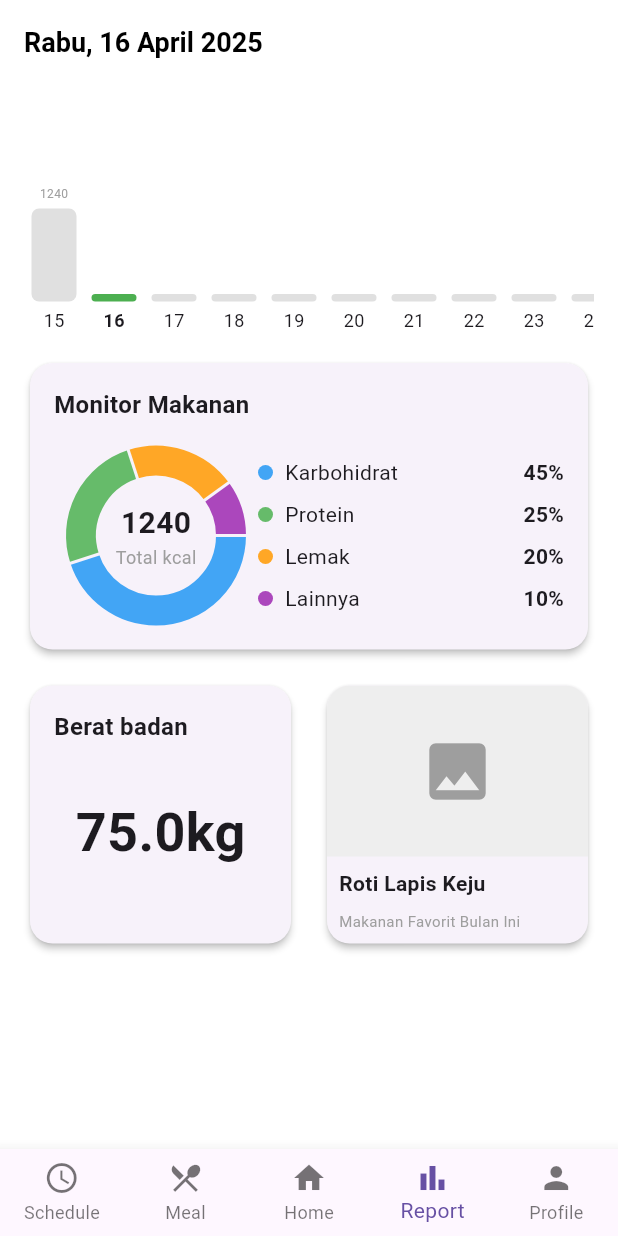
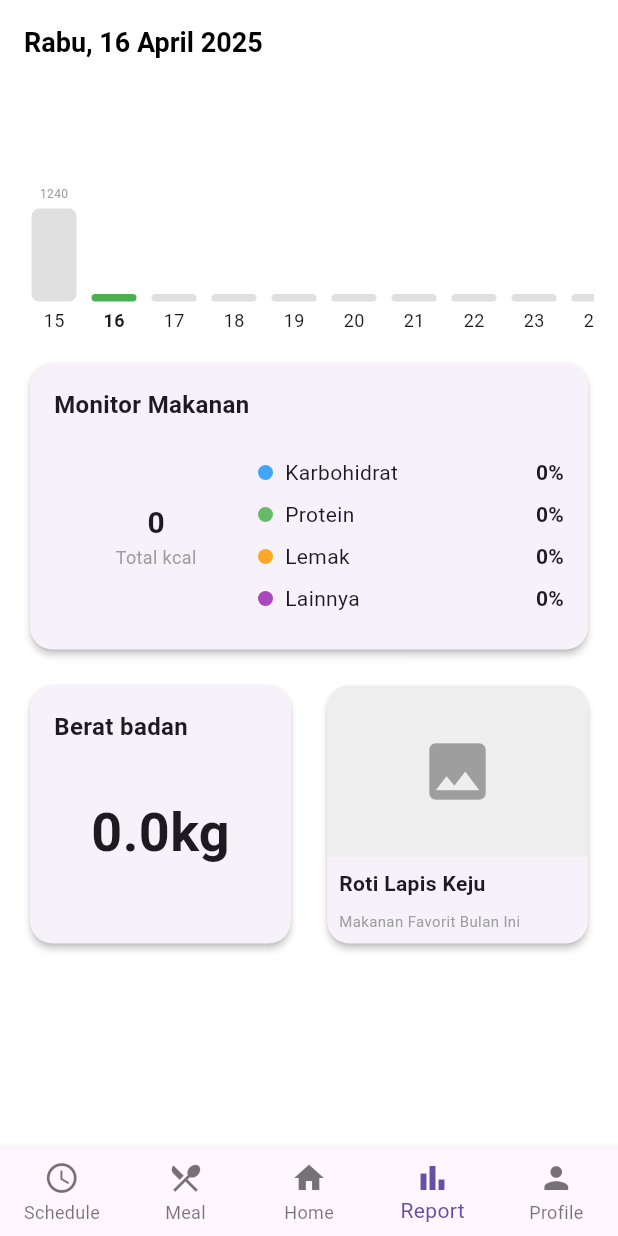
Before and after one commit to dinalarcode/CAPS-2-2025, a Flutter app: the screen it shows after launch, after a tap on "16", on a phone screen of 412 x 824 dp. Run offline on Flutter 3.47's test engine with Material 3 defaults, Android fonts, the light colour scheme and no system bars; drawn by our look-alikes of fl_chart; Roboto replaces fonts that are missing (Funnel Display).

Commit message:
layout non-fix

```diff
--- a/lib/reportPage.dart
+++ b/lib/reportPage.dart
@@ -45,30 +45,46 @@ class _ReportScreenState extends State<ReportScreen> {
   // --- DUMMY DATA STATE ---
   // Nantinya, data ini akan datang dari State Management (BLoC/Riverpod)
 
-  // Tanggal yang sedang dilihat (default-nya hari ini)
+  // Tanggal yang sedang dilihat (default-nya hari ini)// Tanggal yang sedang dilihat (default-nya hari ini)
   DateTime _selectedDate = DateTime(2025, 4, 15);
 
-  // Data untuk kalori harian (dummy)
+  // Data untuk kalori harian (tetap sama)
   final Map<int, double> _monthlyCalorieLogs = {
-    7: 1560, 8: 1200, 9: 1400, 10: 1300,
-    11: 1500, 12: 1450, 13: 1350, 14: 1100,
+    7: 1560, 8: 1200, 9: 1400, 10: 1300, 11: 1500, 12: 1450, 13: 1350,
+    14: 1850, // Data untuk tanggal 14
     15: 1240, // data hari ini
-    // ... data lainnya
   };
 
-  // Data untuk Pie Chart hari ini
-  final DailyReportData _todayReportData = DailyReportData(
-    totalKcal: 1240,
-    carbPercent: 45,
-    proteinPercent: 25,
-    fatPercent: 20,
-    othersPercent: 10,
+  // 1. "DATABASE" DUMMY UNTUK PIE CHART
+  // Kunci (int) adalah hari, Value adalah data nutrisinya.
+  final Map<int, DailyReportData> _monthlyReportData = {
+    14: DailyReportData( // Data untuk tanggal 14
+      totalKcal: 1850,
+      carbPercent: 50,
+      proteinPercent: 20,
+      fatPercent: 25,
+      othersPercent: 5,
+    ),
+    15: DailyReportData( // Data untuk tanggal 15
+      totalKcal: 1240,
+      carbPercent: 45,
+      proteinPercent: 25,
+      fatPercent: 20,
+      othersPercent: 10,
+    ),
+  };
+
+  // Data default jika tidak ada log di tanggal tersebut
+  final DailyReportData _defaultReportData = DailyReportData(
+    totalKcal: 0, carbPercent: 0, proteinPercent: 0, fatPercent: 0, othersPercent: 0,
   );
 
-  // Data untuk kartu berat badan hari ini
-  final double _todayWeight = 75.0;
+  // 2. UBAH VARIABEL STATE MENJADI TIDAK FINAL
+  // Ini adalah variabel yang akan kita update dan akan ditampilkan di UI.
+  late DailyReportData _selectedReportData;
+  late double _selectedWeight;
 
-  // Data untuk pop-up chart berat badan
+  // Data untuk pop-up chart berat badan (tetap sama)
   final List<WeightLog> _monthlyWeightLogs = [
     WeightLog(date: DateTime(2025, 4, 10), weight: 77.0),
     WeightLog(date: DateTime(2025, 4, 11), weight: 76.5),
@@ -78,9 +94,31 @@ class _ReportScreenState extends State<ReportScreen> {
     WeightLog(date: DateTime(2025, 4, 15), weight: 75.0),
   ];
 
-  // Data untuk Makanan Favorit
-  final String _favoriteFoodImageUrl = "https://placeholder.images/600x400"; // Placeholder URL
-  final String _favoriteFoodName = "Roti Lapis Keju"; // Dummy name
+  // Data Makanan Favorit (tetap sama)
+  final String _favoriteFoodImageUrl = "https://placeholder.images/600x400";
+  final String _favoriteFoodName = "Roti Lapis Keju";
+
+  // 3. INISIALISASI STATE AWAL
+  @override
+  void initState() {
+    super.initState();
+    // Saat screen pertama kali dimuat, panggil fungsi untuk set data awal
+    _updateSelectedData(_selectedDate.day);
+  }
+
+  // Fungsi helper untuk mengambil data berdasarkan hari
+  void _updateSelectedData(int day) {
+    // Ambil data dari "database" dummy. Jika tidak ada, gunakan data default.
+    _selectedReportData = _monthlyReportData[day] ?? _defaultReportData;
+
+    // Ambil data berat badan untuk hari yang dipilih
+    // 'firstWhere' akan error jika tidak ada, 'firstWhereOrNull' (dari package collection) lebih aman
+    _selectedWeight = _monthlyWeightLogs
+        .firstWhere(
+            (log) => log.date.day == day,
+            orElse: () => WeightLog(date: _selectedDate, weight: 0.0) // fallback
+        ).weight;
+  }
 
   // --- END DUMMY DATA ---
 
@@ -146,8 +184,8 @@ class _ReportScreenState extends State<ReportScreen> {
                             _selectedDate.month,
                             day,
                           );
-                          // Di sini Anda akan memanggil BLoC/Firebase
-                          // untuk mengambil data di tanggal 'day'
+                          // 4. PANGGIL FUNGSI UNTUK UPDATE DATA
+                          _updateSelectedData(day);
                         });
                       },
                     );
@@ -158,7 +196,7 @@ class _ReportScreenState extends State<ReportScreen> {
             const SizedBox(height: 16),
 
             // 3. Dashboard Pie Chart (Monitor Makanan)
-            _NutritionMonitorCard(data: _todayReportData),
+            _NutritionMonitorCard(data: _selectedReportData), // <-- DIUBAH
             const SizedBox(height: 16),
 
             // 4 & 5. Kartu Berat Badan dan Makanan Favorit
@@ -167,7 +205,7 @@ class _ReportScreenState extends State<ReportScreen> {
                 // 4. Kartu Berat Badan (Kiri Bawah)
                 Expanded(
                   child: _WeightCard(
-                    weight: _todayWeight,
+                    weight: _selectedWeight,
                     onTap: () => _showWeightPopup(context),
                   ),
                 ),
```
Also changed, not shown: 1 other file.
